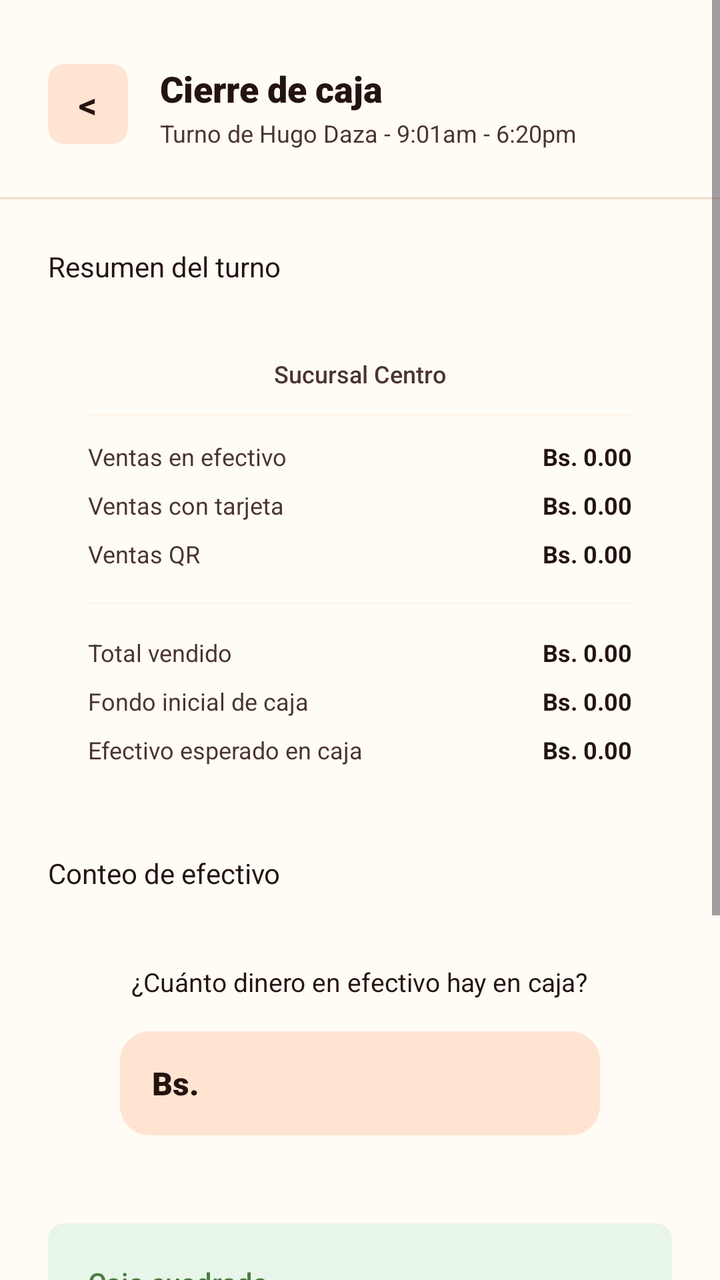
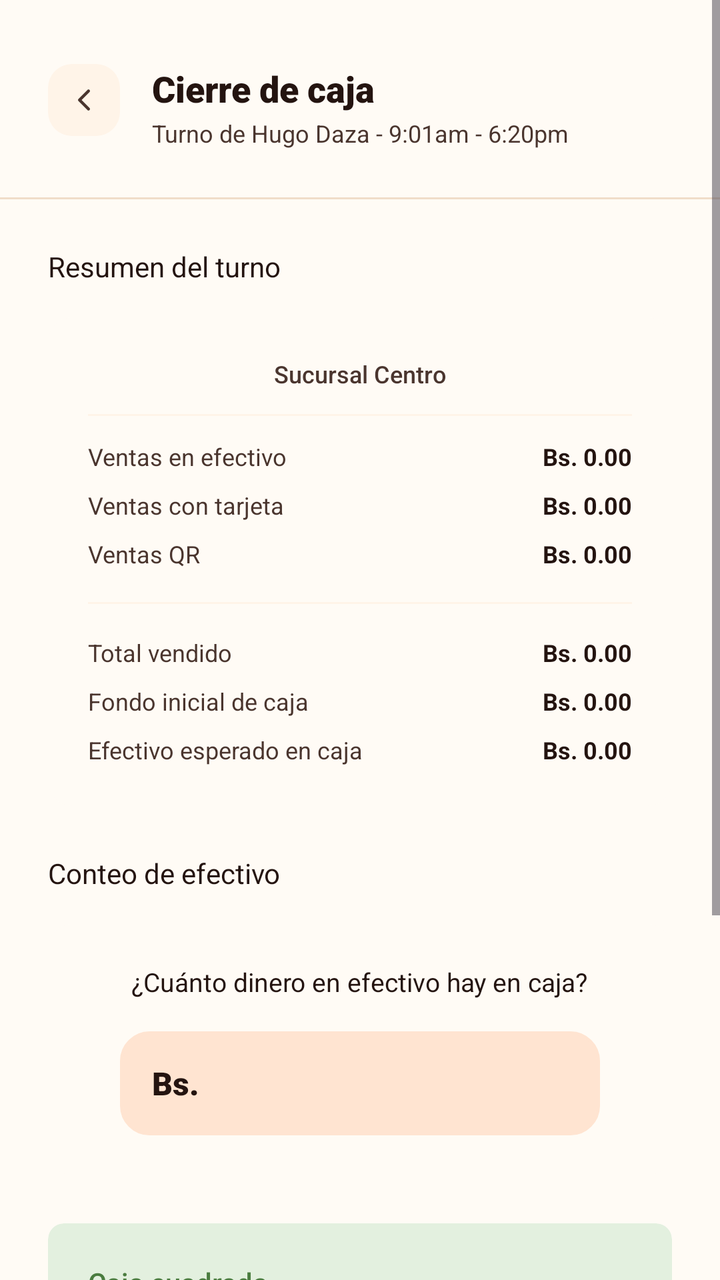

The first picture is an Android layout as it rendered before a commit; the second is the same layout after the commit. The layout source and the unified diff follow.
<!-- AndroidManifest.xml: application theme Theme.Pollogithub -->
<!-- res/layout/activity_cierre_caja.xml -->
<?xml version="1.0" encoding="utf-8"?>
<ScrollView xmlns:android="http://schemas.android.com/apk/res/android"
    xmlns:app="http://schemas.android.com/apk/res-auto"
    xmlns:tools="http://schemas.android.com/tools"
    android:layout_width="match_parent"
    android:layout_height="match_parent"
    android:fillViewport="true"
    android:background="@color/paper_50"
    tools:context=".CierreCajaActivity">

    <androidx.constraintlayout.widget.ConstraintLayout
        android:layout_width="match_parent"
        android:layout_height="wrap_content"
        android:paddingBottom="48dp">

        
        <androidx.cardview.widget.CardView
            android:id="@+id/btnBack"
            android:layout_width="40dp"
            android:layout_height="40dp"
            android:layout_marginStart="24dp"
            android:layout_marginTop="32dp"
            app:cardBackgroundColor="@color/ember_100"
            app:cardCornerRadius="8dp"
            app:cardElevation="0dp"
            app:layout_constraintStart_toStartOf="parent"
            app:layout_constraintTop_toTopOf="parent">

            <TextView
                android:layout_width="match_parent"
                android:layout_height="match_parent"
                android:gravity="center"
                android:text="&lt;"
                android:textColor="@color/char_900"
                android:textSize="18sp"
                android:textStyle="bold" />
        </androidx.cardview.widget.CardView>

        
        <TextView
            android:id="@+id/tvTitle"
            android:layout_width="wrap_content"
            android:layout_height="wrap_content"
            android:layout_marginStart="16dp"
            android:fontFamily="sans-serif-black"
            android:text="Cierre de caja"
            android:textColor="@color/char_900"
            android:textSize="18sp"
            app:layout_constraintStart_toEndOf="@id/btnBack"
            app:layout_constraintTop_toTopOf="@id/btnBack" />

        <TextView
            android:id="@+id/tvSubtitle"
            android:layout_width="wrap_content"
            android:layout_height="wrap_content"
            android:layout_marginTop="2dp"
            android:fontFamily="sans-serif"
            android:text="Turno de Hugo Daza - 9:01am - 6:20pm"
            android:textColor="@color/char_700"
            android:textSize="12sp"
            app:layout_constraintStart_toStartOf="@id/tvTitle"
            app:layout_constraintTop_toBottomOf="@id/tvTitle" />

        <View
            android:id="@+id/dividerTop"
            android:layout_width="match_parent"
            android:layout_height="1dp"
            android:layout_marginTop="24dp"
            android:background="@color/line_color"
            app:layout_constraintTop_toBottomOf="@id/tvSubtitle" />

        
        <TextView
            android:id="@+id/lblResumen"
            android:layout_width="wrap_content"
            android:layout_height="wrap_content"
            android:layout_marginStart="24dp"
            android:layout_marginTop="24dp"
            android:fontFamily="sans-serif-bold"
            android:text="Resumen del turno"
            android:textColor="@color/char_900"
            android:textSize="14sp"
            app:layout_constraintStart_toStartOf="parent"
            app:layout_constraintTop_toBottomOf="@id/dividerTop" />

        <androidx.cardview.widget.CardView
            android:id="@+id/cardResumen"
            android:layout_width="match_parent"
            android:layout_height="wrap_content"
            android:layout_marginHorizontal="24dp"
            android:layout_marginTop="16dp"
            app:cardBackgroundColor="@color/paper_50"
            app:cardCornerRadius="12dp"
            app:cardElevation="0dp"
            app:strokeColor="@color/line_color"
            app:strokeWidth="1dp"
            app:layout_constraintTop_toBottomOf="@id/lblResumen">

            <LinearLayout
                android:layout_width="match_parent"
                android:layout_height="wrap_content"
                android:orientation="vertical"
                android:padding="20dp">

                <TextView
                    android:id="@+id/tvResumenSucursalFecha"
                    android:layout_width="wrap_content"
                    android:layout_height="wrap_content"
                    android:layout_gravity="center_horizontal"
                    android:fontFamily="sans-serif-medium"
                    android:text="Sucursal Centro"
                    android:textColor="@color/char_700"
                    android:textSize="12sp" />

                <View
                    android:layout_width="match_parent"
                    android:layout_height="1dp"
                    android:layout_marginTop="12dp"
                    android:layout_marginBottom="12dp"
                    android:background="@color/paper_100" />

                <LinearLayout android:layout_width="match_parent" android:layout_height="wrap_content" android:orientation="horizontal">
                    <TextView android:layout_width="0dp" android:layout_weight="1" android:layout_height="wrap_content" android:text="Ventas en efectivo" android:textSize="12sp" android:textColor="@color/char_700" />
                    <TextView android:id="@+id/tvResumenEfectivo" android:layout_width="wrap_content" android:layout_height="wrap_content" android:text="Bs. 0.00" android:textStyle="bold" android:textSize="12sp" android:textColor="@color/char_900" />
                </LinearLayout>
                
                <LinearLayout android:layout_width="match_parent" android:layout_height="wrap_content" android:layout_marginTop="8dp" android:orientation="horizontal">
                    <TextView android:layout_width="0dp" android:layout_weight="1" android:layout_height="wrap_content" android:text="Ventas con tarjeta" android:textSize="12sp" android:textColor="@color/char_700" />
                    <TextView android:id="@+id/tvResumenTarjeta" android:layout_width="wrap_content" android:layout_height="wrap_content" android:text="Bs. 0.00" android:textStyle="bold" android:textSize="12sp" android:textColor="@color/char_900" />
                </LinearLayout>

                <LinearLayout android:layout_width="match_parent" android:layout_height="wrap_content" android:layout_marginTop="8dp" android:orientation="horizontal">
                    <TextView android:layout_width="0dp" android:layout_weight="1" android:layout_height="wrap_content" android:text="Ventas QR" android:textSize="12sp" android:textColor="@color/char_700" />
                    <TextView android:id="@+id/tvResumenQr" android:layout_width="wrap_content" android:layout_height="wrap_content" android:text="Bs. 0.00" android:textStyle="bold" android:textSize="12sp" android:textColor="@color/char_900" />
                </LinearLayout>

                <View
                    android:layout_width="match_parent"
                    android:layout_height="1dp"
                    android:layout_marginTop="16dp"
                    android:layout_marginBottom="16dp"
                    android:background="@color/paper_100" />

                <LinearLayout android:layout_width="match_parent" android:layout_height="wrap_content" android:orientation="horizontal">
                    <TextView android:layout_width="0dp" android:layout_weight="1" android:layout_height="wrap_content" android:text="Total vendido" android:textSize="12sp" android:textColor="@color/char_700" />
                    <TextView android:id="@+id/tvResumenTotalVendido" android:layout_width="wrap_content" android:layout_height="wrap_content" android:text="Bs. 0.00" android:textStyle="bold" android:textSize="12sp" android:textColor="@color/char_900" />
                </LinearLayout>

                <LinearLayout android:layout_width="match_parent" android:layout_height="wrap_content" android:layout_marginTop="8dp" android:orientation="horizontal">
                    <TextView android:layout_width="0dp" android:layout_weight="1" android:layout_height="wrap_content" android:text="Fondo inicial de caja" android:textSize="12sp" android:textColor="@color/char_700" />
                    <TextView android:id="@+id/tvResumenFondoInicial" android:layout_width="wrap_content" android:layout_height="wrap_content" android:text="Bs. 0.00" android:textStyle="bold" android:textSize="12sp" android:textColor="@color/char_900" />
                </LinearLayout>

                <LinearLayout android:layout_width="match_parent" android:layout_height="wrap_content" android:layout_marginTop="8dp" android:orientation="horizontal">
                    <TextView android:layout_width="0dp" android:layout_weight="1" android:layout_height="wrap_content" android:text="Efectivo esperado en caja" android:textSize="12sp" android:textColor="@color/char_700" />
                    <TextView android:id="@+id/tvResumenEsperado" android:layout_width="wrap_content" android:layout_height="wrap_content" android:text="Bs. 0.00" android:textStyle="bold" android:textSize="12sp" android:textColor="@color/char_900" />
                </LinearLayout>

            </LinearLayout>
        </androidx.cardview.widget.CardView>

        
        <TextView
            android:id="@+id/lblConteo"
            android:layout_width="wrap_content"
            android:layout_height="wrap_content"
            android:layout_marginStart="24dp"
            android:layout_marginTop="24dp"
            android:fontFamily="sans-serif-bold"
            android:text="Conteo de efectivo"
            android:textColor="@color/char_900"
            android:textSize="14sp"
            app:layout_constraintStart_toStartOf="parent"
            app:layout_constraintTop_toBottomOf="@id/cardResumen" />

        <androidx.cardview.widget.CardView
            android:id="@+id/cardConteo"
            android:layout_width="match_parent"
            android:layout_height="wrap_content"
            android:layout_marginHorizontal="24dp"
            android:layout_marginTop="16dp"
            app:cardBackgroundColor="@color/paper_50"
            app:cardCornerRadius="12dp"
            app:cardElevation="0dp"
            app:strokeColor="@color/line_color"
            app:strokeWidth="1dp"
            app:layout_constraintTop_toBottomOf="@id/lblConteo">

            <LinearLayout
                android:layout_width="match_parent"
                android:layout_height="wrap_content"
                android:orientation="vertical"
                android:padding="20dp"
                android:gravity="center_horizontal">

                <TextView
                    android:layout_width="wrap_content"
                    android:layout_height="wrap_content"
                    android:fontFamily="sans-serif-bold"
                    android:text="¿Cuánto dinero en efectivo hay en caja?"
                    android:textColor="@color/char_900"
                    android:textSize="13sp" />

                <LinearLayout
                    android:layout_width="match_parent"
                    android:layout_height="52dp"
                    android:layout_marginTop="16dp"
                    android:layout_marginHorizontal="16dp"
                    android:background="@drawable/bg_input_field"
                    android:backgroundTint="@color/ember_100"
                    android:gravity="center_vertical"
                    android:orientation="horizontal"
                    android:paddingHorizontal="16dp">

                    <TextView
                        android:layout_width="wrap_content"
                        android:layout_height="wrap_content"
                        android:fontFamily="sans-serif-black"
                        android:text="Bs."
                        android:textColor="@color/char_900"
                        android:textSize="16sp" />

                    <EditText
                        android:id="@+id/etConteo"
                        android:layout_width="0dp"
                        android:layout_height="match_parent"
                        android:layout_weight="1"
                        android:background="@null"
                        android:fontFamily="sans-serif-black"
                        android:gravity="center_vertical|end"
                        android:inputType="numberDecimal"
                        android:text=""
                        android:textColor="@color/char_900"
                        android:textSize="16sp" />
                </LinearLayout>

            </LinearLayout>
        </androidx.cardview.widget.CardView>

        
        <androidx.cardview.widget.CardView
            android:id="@+id/cardAlert"
            android:layout_width="match_parent"
            android:layout_height="wrap_content"
            android:layout_marginHorizontal="24dp"
            android:layout_marginTop="24dp"
            app:cardBackgroundColor="#E8F5E9"
            app:cardCornerRadius="8dp"
            app:cardElevation="0dp"
            app:layout_constraintTop_toBottomOf="@id/cardConteo">

            <LinearLayout
                android:layout_width="match_parent"
                android:layout_height="wrap_content"
                android:orientation="vertical"
                android:padding="20dp">

                <TextView
                    android:id="@+id/tvAlertTitulo"
                    android:layout_width="wrap_content"
                    android:layout_height="wrap_content"
                    android:fontFamily="sans-serif-medium"
                    android:text="Caja cuadrada"
                    android:textColor="@color/ok_600"
                    android:textSize="14sp" />

                <TextView
                    android:id="@+id/tvAlertMonto"
                    android:layout_width="wrap_content"
                    android:layout_height="wrap_content"
                    android:layout_marginTop="4dp"
                    android:fontFamily="sans-serif-black"
                    android:text="Bs. 0.00"
                    android:textColor="@color/char_900"
                    android:textSize="16sp" />

                <TextView
                    android:id="@+id/tvAlertDescripcion"
                    android:layout_width="wrap_content"
                    android:layout_height="wrap_content"
                    android:layout_marginTop="8dp"
                    android:fontFamily="sans-serif"
                    android:text="El efectivo contado coincide con el esperado."
                    android:textColor="@color/char_900"
                    android:textSize="12sp" />
            </LinearLayout>
        </androidx.cardview.widget.CardView>

        
        <androidx.appcompat.widget.AppCompatButton
            android:id="@+id/btnConfirm"
            android:layout_width="0dp"
            android:layout_height="54dp"
            android:layout_marginTop="32dp"
            android:layout_marginHorizontal="48dp"
            android:background="@drawable/bg_button_primary"
            android:fontFamily="sans-serif-bold"
            android:text="Confirmar cierre de turno"
            android:textAllCaps="false"
            android:textColor="@color/white"
            android:textSize="14sp"
            app:layout_constraintEnd_toEndOf="parent"
            app:layout_constraintStart_toStartOf="parent"
            app:layout_constraintTop_toBottomOf="@id/cardAlert" />
            
        <TextView
            android:layout_width="wrap_content"
            android:layout_height="wrap_content"
            android:layout_margin="24dp"
            android:text="V1.2"
            android:textColor="@color/char_900"
            android:textSize="12sp"
            app:layout_constraintEnd_toEndOf="parent"
            app:layout_constraintTop_toBottomOf="@id/btnConfirm" />

    </androidx.constraintlayout.widget.ConstraintLayout>
</ScrollView>
<!-- resources referenced by this layout -->
<resources>
  <color name="char_700">#4A352E</color>
  <color name="char_900">#241410</color>
  <color name="ember_100">#FFE4D1</color>
  <color name="line_color">#F0DDC9</color>
  <color name="ok_600">#4A7C3F</color>
  <color name="paper_100">#FFF4E8</color>
  <color name="paper_50">#FFFBF5</color>
  <color name="white">#FFFFFFFF</color>
  <!-- drawable bg_button_primary (drawable) -->
  <?xml version="1.0" encoding="utf-8"?>
  <ripple xmlns:android="http://schemas.android.com/apk/res/android"
      android:color="#33FFFFFF">
      <item>
          <shape android:shape="rectangle">
              <solid android:color="@color/ember_600" />
              <corners android:radius="14dp" />
          </shape>
      </item>
  </ripple>
  <!-- drawable bg_input_field (drawable) -->
  <?xml version="1.0" encoding="utf-8"?>
  <shape xmlns:android="http://schemas.android.com/apk/res/android"
      android:shape="rectangle">
      <solid android:color="@color/paper_100" />
      <stroke
          android:width="1.5dp"
          android:color="@color/line_color" />
      <corners android:radius="14dp" />
  </shape>
  <style name="Theme.Pollogithub" parent="Base.Theme.Pollogithub" />
  <color name="ember_600">#C1440E</color>
  <style name="Base.Theme.Pollogithub" parent="Theme.Material3.DayNight.NoActionBar">
          <item name="android:windowBackground">@color/paper_50</item>
          <item name="android:statusBarColor">@android:color/transparent</item>
          <item name="android:navigationBarColor">@color/white</item>
          <item name="android:windowLightStatusBar">true</item>
          <item name="android:windowLightNavigationBar">true</item>
      </style>
</resources>

<!-- the commit's change to res/layout/activity_cierre_caja.xml (unified diff, before → after) -->
@@ -14,27 +14,17 @@
         android:paddingBottom="48dp">
 
         
-        <androidx.cardview.widget.CardView
+        <ImageButton
             android:id="@+id/btnBack"
-            android:layout_width="40dp"
-            android:layout_height="40dp"
+            android:layout_width="36dp"
+            android:layout_height="36dp"
             android:layout_marginStart="24dp"
             android:layout_marginTop="32dp"
-            app:cardBackgroundColor="@color/ember_100"
-            app:cardCornerRadius="8dp"
-            app:cardElevation="0dp"
+            android:background="@drawable/bg_back_btn"
+            android:contentDescription="Volver"
+            android:src="@drawable/ic_back_arrow"
             app:layout_constraintStart_toStartOf="parent"
-            app:layout_constraintTop_toTopOf="parent">
-
-            <TextView
-                android:layout_width="match_parent"
-                android:layout_height="match_parent"
-                android:gravity="center"
-                android:text="&lt;"
-                android:textColor="@color/char_900"
-                android:textSize="18sp"
-                android:textStyle="bold" />
-        </androidx.cardview.widget.CardView>
+            app:layout_constraintTop_toTopOf="parent" />
 
         
         <TextView
@@ -244,7 +234,7 @@
             android:layout_height="wrap_content"
             android:layout_marginHorizontal="24dp"
             android:layout_marginTop="24dp"
-            app:cardBackgroundColor="#E8F5E9"
+            app:cardBackgroundColor="@color/ok_100"
             app:cardCornerRadius="8dp"
             app:cardElevation="0dp"
             app:layout_constraintTop_toBottomOf="@id/cardConteo">
@@ -292,7 +282,7 @@
             android:layout_width="0dp"
             android:layout_height="54dp"
             android:layout_marginTop="32dp"
-            android:layout_marginHorizontal="48dp"
+            android:layout_marginHorizontal="20dp"
             android:background="@drawable/bg_button_primary"
             android:fontFamily="sans-serif-bold"
             android:text="Confirmar cierre de turno"
<!-- resource entries referenced after the edit -->
@@ -4,10 +4,22 @@
   <color name="char_900">#241410</color>
   <color name="ember_100">#FFE4D1</color>
   <color name="line_color">#F0DDC9</color>
+  <color name="ok_100">#E3F0DF</color>
   <color name="ok_600">#4A7C3F</color>
   <color name="paper_100">#FFF4E8</color>
   <color name="paper_50">#FFFBF5</color>
   <color name="white">#FFFFFFFF</color>
+  <!-- drawable bg_back_btn (drawable) -->
+  <?xml version="1.0" encoding="utf-8"?>
+  <ripple xmlns:android="http://schemas.android.com/apk/res/android"
+      android:color="#1AE8590C">
+      <item>
+          <shape android:shape="rectangle">
+              <solid android:color="@color/paper_100" />
+              <corners android:radius="12dp" />
+          </shape>
+      </item>
+  </ripple>
   <!-- drawable bg_button_primary (drawable) -->
   <?xml version="1.0" encoding="utf-8"?>
   <ripple xmlns:android="http://schemas.android.com/apk/res/android"
@@ -29,6 +41,20 @@
           android:color="@color/line_color" />
       <corners android:radius="14dp" />
   </shape>
+  <!-- drawable ic_back_arrow (drawable) -->
+  <?xml version="1.0" encoding="utf-8"?>
+  <vector xmlns:android="http://schemas.android.com/apk/res/android"
+      android:width="18dp"
+      android:height="18dp"
+      android:viewportWidth="24"
+      android:viewportHeight="24">
+      <path
+          android:pathData="M15,18l-6,-6l6,-6"
+          android:strokeColor="#4A352E"
+          android:strokeWidth="2"
+          android:strokeLineCap="round"
+          android:strokeLineJoin="round"/>
+  </vector>
   <style name="Theme.Pollogithub" parent="Base.Theme.Pollogithub" />
   <color name="ember_600">#C1440E</color>
   <style name="Base.Theme.Pollogithub" parent="Theme.Material3.DayNight.NoActionBar">
